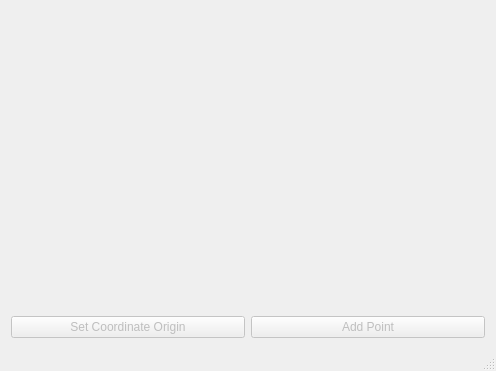
The window that 99_TEMP/Lennart/PoseEstimationDemonstration/mainwindow.ui (BBRUSS/VPJW17G5) describes before a commit, drawn with Qt 5.
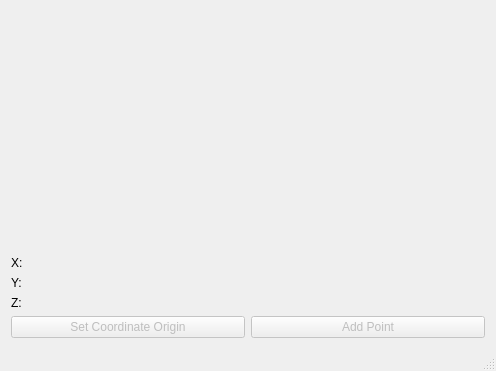
The same window after the commit.

Diff of the .ui file:
```diff
--- a/99_TEMP/Lennart/PoseEstimationDemonstration/mainwindow.ui
+++ b/99_TEMP/Lennart/PoseEstimationDemonstration/mainwindow.ui
@@ -33,6 +33,64 @@
         </property>
        </widget>
       </item>
+      <item>
+       <layout class="QVBoxLayout" name="verticalLayout_3">
+        <item>
+         <layout class="QHBoxLayout" name="horizontalLayout_5">
+          <item>
+           <widget class="QLabel" name="label_2">
+            <property name="text">
+             <string>X:</string>
+            </property>
+           </widget>
+          </item>
+          <item>
+           <widget class="QLabel" name="label_PX">
+            <property name="text">
+             <string/>
+            </property>
+           </widget>
+          </item>
+         </layout>
+        </item>
+        <item>
+         <layout class="QHBoxLayout" name="horizontalLayout_4">
+          <item>
+           <widget class="QLabel" name="label_5">
+            <property name="text">
+             <string>Y:</string>
+            </property>
+           </widget>
+          </item>
+          <item>
+           <widget class="QLabel" name="label_PY">
+            <property name="text">
+             <string/>
+            </property>
+           </widget>
+          </item>
+         </layout>
+        </item>
+        <item>
+         <layout class="QHBoxLayout" name="horizontalLayout_3">
+          <item>
+           <widget class="QLabel" name="label_6">
+            <property name="text">
+             <string>Z:</string>
+            </property>
+           </widget>
+          </item>
+          <item>
+           <widget class="QLabel" name="label_PZ">
+            <property name="text">
+             <string/>
+            </property>
+           </widget>
+          </item>
+         </layout>
+        </item>
+       </layout>
+      </item>
       <item>
        <layout class="QHBoxLayout" name="horizontalLayout">
         <item>
```
